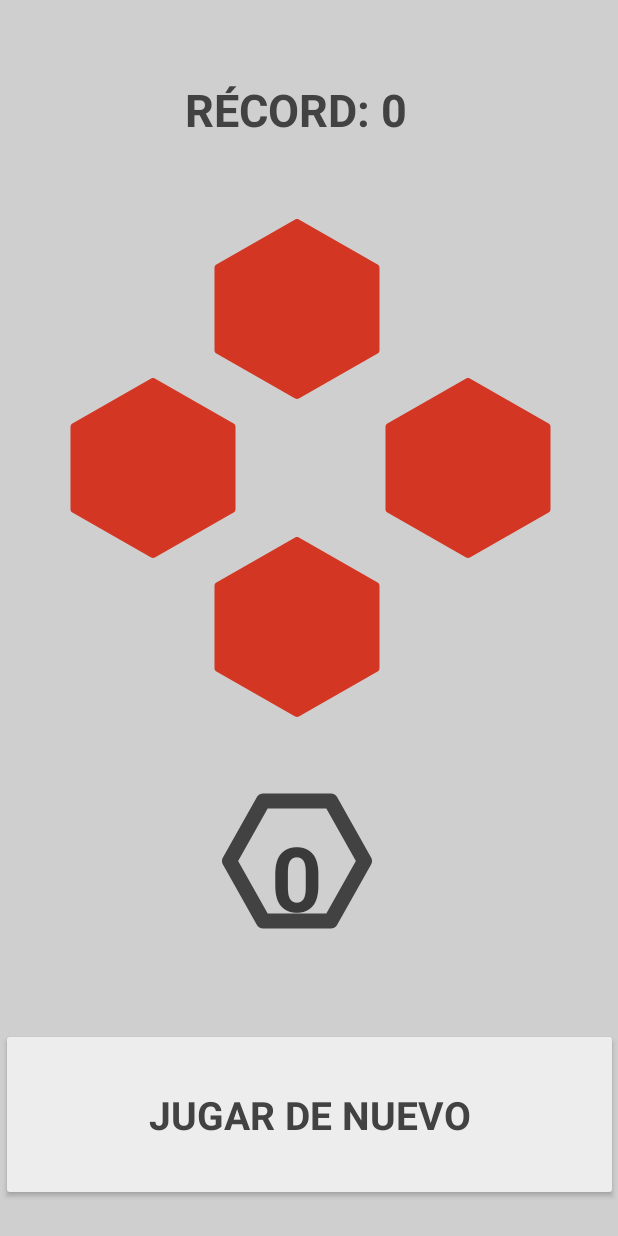
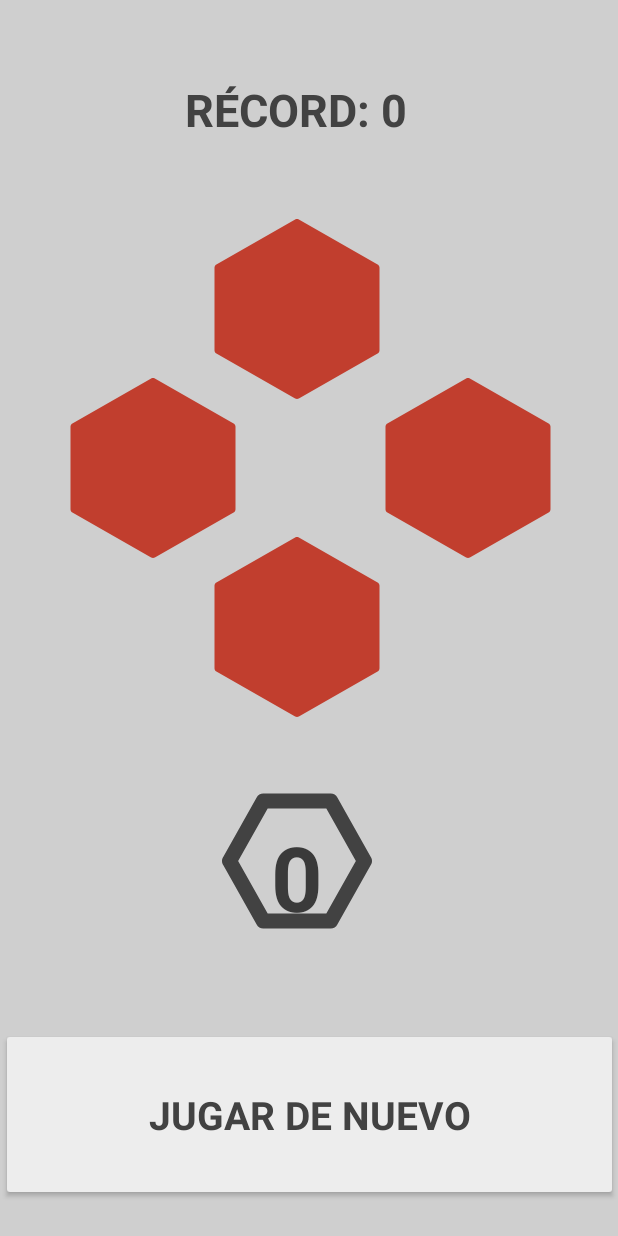
Before and after one commit to roimartinezDC/SimonDice, an Android app: the screen it shows after launch (MainActivity), after a tap on an icon or button, on a phone screen of 412 x 824 dp. Run offline under Robolectric (Android 15) with nearby library versions, the phone set to English and light mode, and no system bars; our stand-ins replace Room's generated code; 1 statement that could not run was skipped; 1 other tap on this screen came first.

Commit message:
cambiado color del parpadeo del boton al fallar

```diff
--- a/app/src/main/java/com/example/simondice/MainActivity.kt
+++ b/app/src/main/java/com/example/simondice/MainActivity.kt
@@ -160,10 +160,10 @@ class MainActivity : AppCompatActivity() {
             amarilloBtn.setBackgroundResource(R.drawable.hex_fallo)
             azulBtn.setBackgroundResource(R.drawable.hex_fallo)
             delay(100L)
-            rojoBtn.setBackgroundResource(R.drawable.hex_rojo_apagado)
-            verdeBtn.setBackgroundResource(R.drawable.hex_verde_apagado)
-            amarilloBtn.setBackgroundResource(R.drawable.hex_amarillo_apagado)
-            azulBtn.setBackgroundResource(R.drawable.hex_azul_apagado)
+            rojoBtn.setBackgroundResource(R.drawable.hex_background)
+            verdeBtn.setBackgroundResource(R.drawable.hex_background)
+            amarilloBtn.setBackgroundResource(R.drawable.hex_background)
+            azulBtn.setBackgroundResource(R.drawable.hex_background)
             delay(100L)
             rojoBtn.setBackgroundResource(R.drawable.hex_fallo)
             verdeBtn.setBackgroundResource(R.drawable.hex_fallo)
--- /dev/null
+++ b/app/src/main/res/drawable/hex_background.xml
@@ -0,0 +1,16 @@
+<?xml version="1.0" encoding="utf-8"?>
+<vector xmlns:android="http://schemas.android.com/apk/res/android"
+    android:width="112dp"
+    android:height="112dp"
+    android:viewportWidth="512"
+    android:viewportHeight="512">
+
+    <path
+        android:fillColor="@color/background"
+        android:pathData="m485.291,129.408 l-224,-128c-3.285,-1.877 -7.296,-1.877
+-10.581,0l-224,128c-3.328,1.899 -5.376,5.44 -5.376,9.259v234.667c0,3.819 2.048,7.36
+5.376,9.259l224,128c1.643,0.939 3.456,1.408 5.291,1.408s3.648,-0.469
+5.291,-1.408l224,-128c3.328,-1.899 5.376,-5.44 5.376,-9.259v-234.667c-0.001,-3.819
+-2.049,-7.36 -5.377,-9.259z" />
+
+</vector>
--- a/app/src/main/res/values/colors.xml
+++ b/app/src/main/res/values/colors.xml
@@ -13,7 +13,7 @@
     <color name="azul_apagado">#252853</color>
     <color name="azul_encendido">#0011FF</color>
     <color name="verde_ok">#6BC34B</color>
-    <color name="rojo_fail">#D33723</color>
+    <color name="rojo_fail">#C13E2E</color>
     <color name="background">#CFCFCF</color>
     <color name="background_standby">#636363</color>
 </resources>
```
